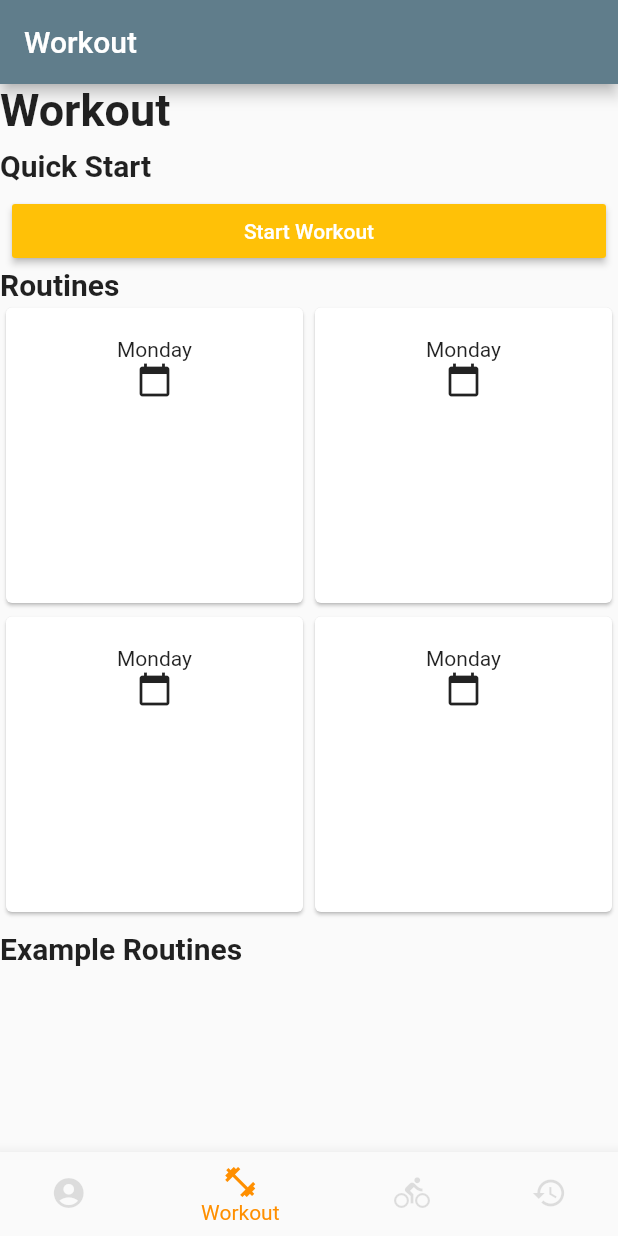
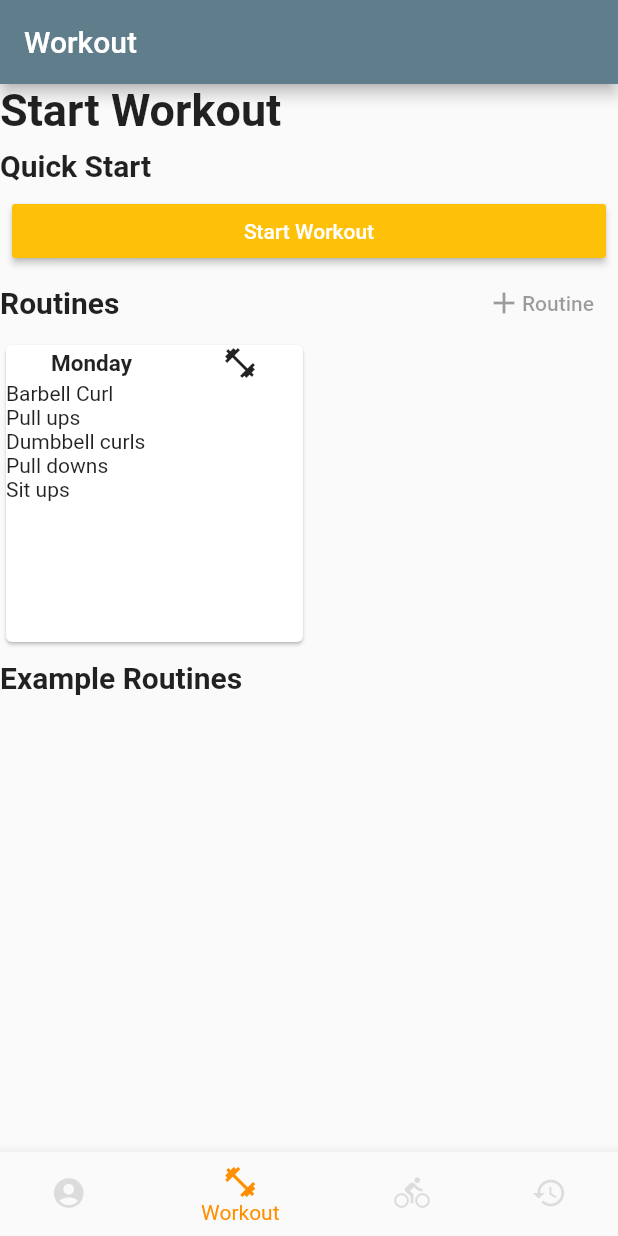
Before and after one commit to tylerreece22/workout-tracking-essentials, a Flutter app: the screen it shows after launch, on a phone screen of 412 x 824 dp. Run offline on Flutter 3.47's test engine with Material 2 defaults, Android fonts, the phone set to English and light mode, and no system bars.

Commit message:
Created base ExerciseCard

```diff
--- /dev/null
+++ b/lib/genericWidgets/ExerciseCard.dart
@@ -0,0 +1,39 @@
+import 'package:flutter/material.dart';
+
+class ExerciseCard extends StatelessWidget {
+  final String title;
+  final List<String> workouts;
+  final Icon icon;
+
+  const ExerciseCard({Key key, this.title, this.workouts, this.icon})
+      : super(key: key);
+
+  List<Widget> workoutList() {
+    return workouts.map((workout) => new Row(
+      children: <Widget>[
+        Text(workout),
+      ],
+    )).toList();
+  }
+
+  @override
+  Widget build(BuildContext context) {
+    return Card(
+        child: Column(
+            crossAxisAlignment: CrossAxisAlignment.start,
+            children: <Widget>[
+              Row(
+                mainAxisAlignment: MainAxisAlignment.spaceAround,
+                children: <Widget>[
+                  Text(title,
+                      style: TextStyle(
+                          fontSize: 15.0, fontWeight: FontWeight.bold)),
+                  Icon(Icons.fitness_center),
+                ],
+              ),
+            ...workoutList()
+            ],
+          ),
+        );
+  }
+}
--- a/lib/workout/WorkoutHome.dart
+++ b/lib/workout/WorkoutHome.dart
@@ -1,4 +1,5 @@
 import 'package:flutter/material.dart';
+import 'package:workout_tracking_essentials/genericWidgets/ExerciseCard.dart';
 import 'package:workout_tracking_essentials/genericWidgets/MyCard.dart';
 
 class WorkoutHome extends StatelessWidget {
@@ -14,9 +15,19 @@ class WorkoutHome extends StatelessWidget {
           SliverList(
             delegate: SliverChildListDelegate(
               [
-                Text('Workout', style: TextStyle(fontSize: 30, fontWeight: FontWeight.bold),),
-                Padding(padding: EdgeInsets.only(top: 8.0, bottom: 8.0),child: Text('Quick Start', style: TextStyle(fontSize: 20, fontWeight: FontWeight.bold),),),
-                Padding(padding: EdgeInsets.only(left: 8.0, right: 8.0),
+                Text(
+                  'Start Workout',
+                  style: TextStyle(fontSize: 30, fontWeight: FontWeight.bold),
+                ),
+                Padding(
+                  padding: EdgeInsets.only(top: 8.0, bottom: 8.0),
+                  child: Text(
+                    'Quick Start',
+                    style: TextStyle(fontSize: 20, fontWeight: FontWeight.bold),
+                  ),
+                ),
+                Padding(
+                  padding: EdgeInsets.only(left: 8.0, right: 8.0),
                   child: RaisedButton(
                     onPressed: () => {},
                     color: Theme.of(context).accentColor,
@@ -24,7 +35,31 @@ class WorkoutHome extends StatelessWidget {
                     child: Text('Start Workout'),
                   ),
                 ),
-                Text('Routines', style: TextStyle(fontSize: 20, fontWeight: FontWeight.bold),),
+                Row(
+                  mainAxisAlignment: MainAxisAlignment.spaceBetween,
+                  children: <Widget>[
+                    Column(
+                      children: <Widget>[
+                        Text('Routines',
+                            style: TextStyle(
+                                fontSize: 20, fontWeight: FontWeight.bold)),
+                      ],
+                    ),
+                    Column(
+                      children: <Widget>[
+                        FlatButton(
+                          child: Row(
+                            children: <Widget>[
+                              Icon(Icons.add),
+                              Text('Routine'),
+                            ],
+                          ),
+                          color: Theme.of(context).buttonColor,
+                        )
+                      ],
+                    ),
+                  ],
+                ),
               ],
             ),
           ),
@@ -32,28 +67,22 @@ class WorkoutHome extends StatelessWidget {
             gridDelegate:
                 SliverGridDelegateWithFixedCrossAxisCount(crossAxisCount: 2),
             delegate: SliverChildListDelegate([
-              MyCard(
-                title: Text('Monday'),
-                icon: Icon(Icons.calendar_today),
-              ),
-              MyCard(
-                title: Text('Monday'),
-                icon: Icon(Icons.calendar_today),
-              ),
-              MyCard(
-                title: Text('Monday'),
-                icon: Icon(Icons.calendar_today),
-              ),
-              MyCard(
-                title: Text('Monday'),
-                icon: Icon(Icons.calendar_today),
+              new ExerciseCard(
+                title: "Monday",
+                workouts: <String>['Barbell Curl', 'Pull ups', 'Dumbbell curls','Pull downs', 'Sit ups'],
               ),
             ]),
           ),
           SliverList(
             delegate: SliverChildListDelegate(
               [
-                Padding(padding: EdgeInsets.only(top: 8.0, bottom: 8.0),child: Text('Example Routines', style: TextStyle(fontSize: 20, fontWeight: FontWeight.bold),),),
+                Padding(
+                  padding: EdgeInsets.only(top: 8.0, bottom: 8.0),
+                  child: Text(
+                    'Example Routines',
+                    style: TextStyle(fontSize: 20, fontWeight: FontWeight.bold),
+                  ),
+                ),
               ],
             ),
           ),
--- a/pubspec.yaml
+++ b/pubspec.yaml
@@ -14,7 +14,7 @@ description: A new Flutter project.
 version: 1.0.0+1
 
 environment:
-  sdk: ">=2.1.0 <3.0.0"
+  sdk: ">=2.2.0 <3.0.0"
 
 dependencies:
   flutter:
```
